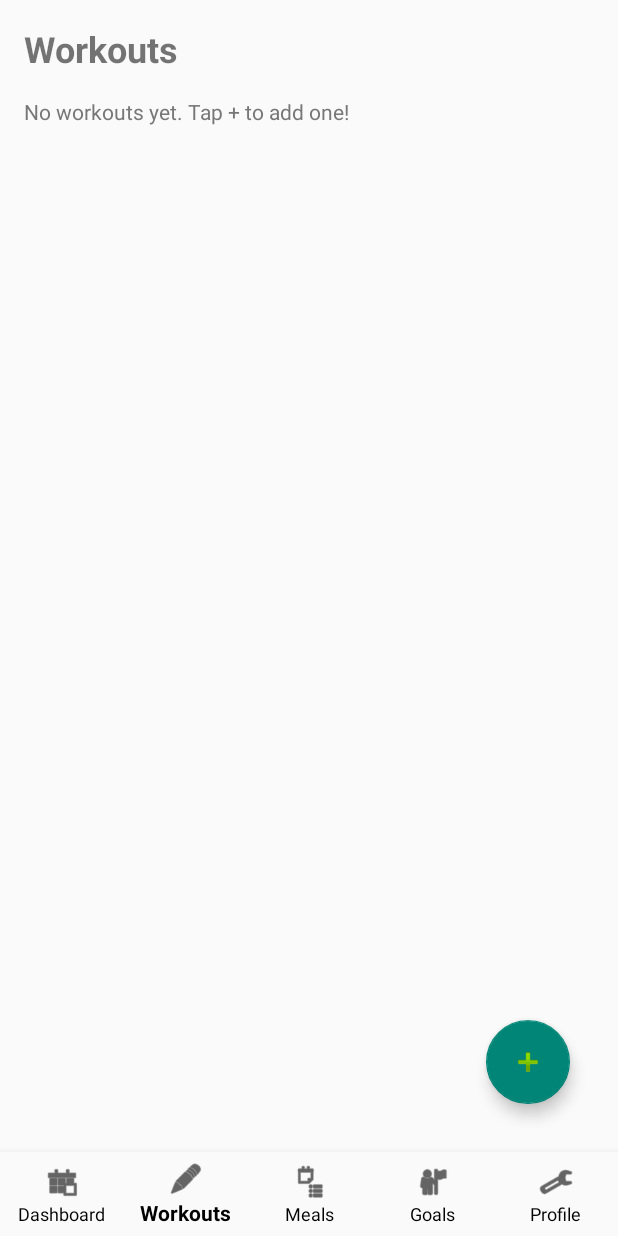
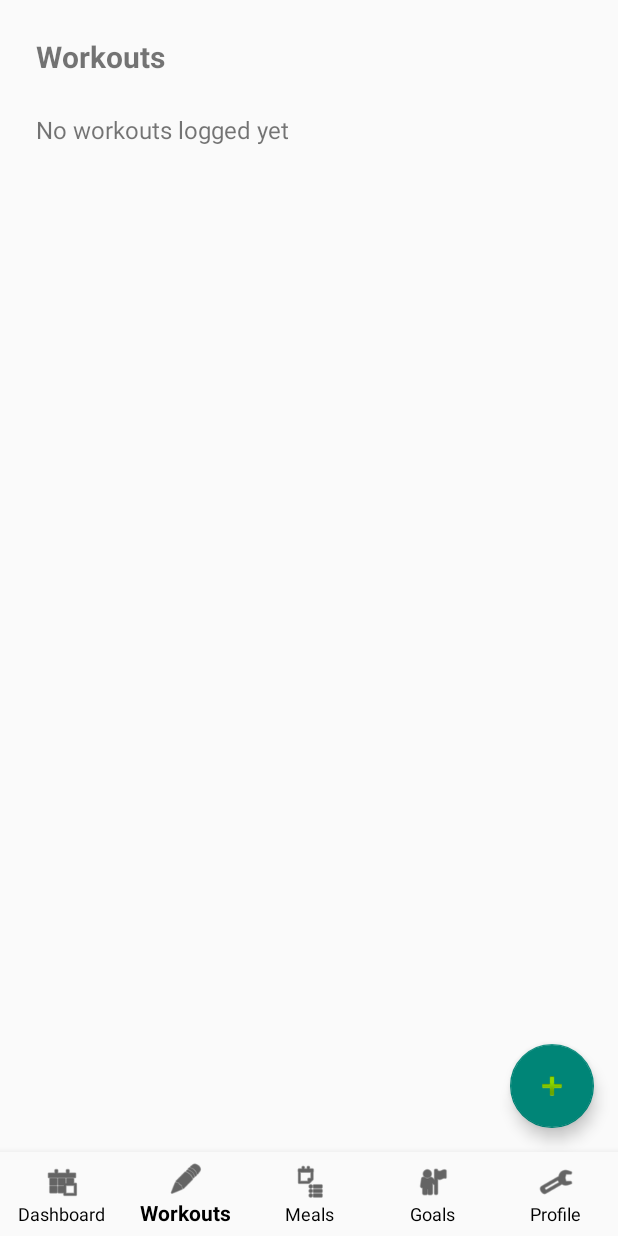
Before and after one commit to Musadaq23/NutriFit, an Android app: the screen it shows after launch once a user with an empty profile is signed in (MainActivity), item 2 of the bottom bar chosen, on a phone screen of 412 x 824 dp. Run offline under Robolectric (Android 15) with nearby library versions, the phone set to English and light mode, and no system bars; our stand-ins replace Firebase (no records; nobody signed in at launch, a user with empty details on screens opened directly).

Commit message:
updated workout UI and added a delete function, fixed a bug where notes wouldnt show

```diff
--- a/app/src/main/res/layout/fragment_workouts.xml
+++ b/app/src/main/res/layout/fragment_workouts.xml
@@ -1,49 +1,49 @@
 <?xml version="1.0" encoding="utf-8"?>
-<androidx.constraintlayout.widget.ConstraintLayout
+<androidx.coordinatorlayout.widget.CoordinatorLayout
     xmlns:android="http://schemas.android.com/apk/res/android"
     xmlns:app="http://schemas.android.com/apk/res-auto"
     android:layout_width="match_parent"
-    android:layout_height="match_parent"
-    android:padding="16dp">
+    android:layout_height="match_parent">
+
+    <LinearLayout
+        android:orientation="vertical"
+        android:padding="24dp"
+        android:layout_width="match_parent"
+        android:layout_height="match_parent">
 
         <TextView
             android:id="@+id/tvWorkoutsTitle"
             android:layout_width="wrap_content"
             android:layout_height="wrap_content"
             android:text="Workouts"
-        android:textSize="24sp"
             android:textStyle="bold"
-        app:layout_constraintTop_toTopOf="parent"
-        app:layout_constraintStart_toStartOf="parent" />
+            android:textSize="20sp"
+            android:paddingBottom="8dp" />
 
         <TextView
             android:id="@+id/tvEmpty"
             android:layout_width="wrap_content"
             android:layout_height="wrap_content"
-        android:text="No workouts yet. Tap + to add one!"
-        android:textColor="#777777"
-        android:layout_marginTop="16dp"
-        app:layout_constraintTop_toBottomOf="@id/tvWorkoutsTitle"
-        app:layout_constraintStart_toStartOf="parent" />
+            android:text="No workouts logged yet"
+            android:textSize="16sp"
+            android:visibility="gone"
+            android:paddingTop="16dp" />
 
         <androidx.recyclerview.widget.RecyclerView
             android:id="@+id/rvWorkouts"
-        android:layout_width="0dp"
+            android:layout_width="match_parent"
             android:layout_height="0dp"
-        android:layout_marginTop="8dp"
-        app:layout_constraintTop_toBottomOf="@id/tvWorkoutsTitle"
-        app:layout_constraintBottom_toBottomOf="parent"
-        app:layout_constraintStart_toStartOf="parent"
-        app:layout_constraintEnd_toEndOf="parent"/>
+            android:layout_weight="1"
+            android:paddingTop="8dp" />
+
+    </LinearLayout>
 
     <com.google.android.material.floatingactionbutton.FloatingActionButton
         android:id="@+id/fabAddWorkout"
         android:layout_width="wrap_content"
         android:layout_height="wrap_content"
-        android:contentDescription="Add workout"
-        app:srcCompat="@android:drawable/ic_input_add"
-        app:layout_constraintBottom_toBottomOf="parent"
-        app:layout_constraintEnd_toEndOf="parent"
-        android:layout_margin="16dp"/>
+        android:layout_gravity="bottom|end"
+        android:layout_margin="16dp"
+        app:srcCompat="@android:drawable/ic_input_add" />
 
-</androidx.constraintlayout.widget.ConstraintLayout>
+</androidx.coordinatorlayout.widget.CoordinatorLayout>
```
Also changed, not shown: app/src/main/java/com/example/nutrifit/WorkoutEntity.kt (+11 -3 lines), app/src/main/java/com/example/nutrifit/ui/WorkoutsFragment.kt (+156 -31 lines), app/src/main/java/com/example/nutrifit/ui/WorkoutsViewModel.kt (+26 -32 lines), app/src/main/res/layout/item_workout_row.xml (+19 -5 lines). Lines whose indentation alone changed are shown as unchanged.
